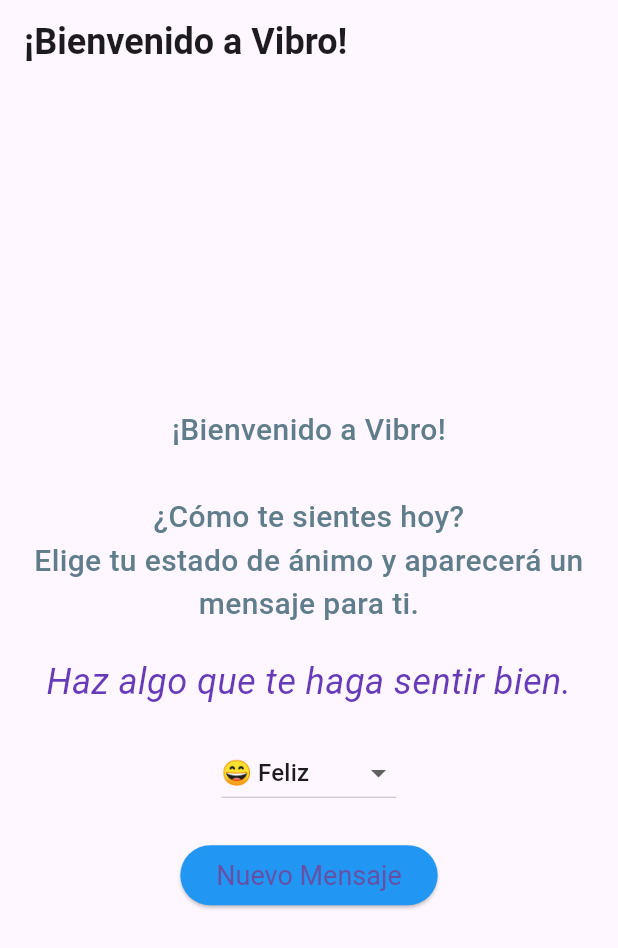
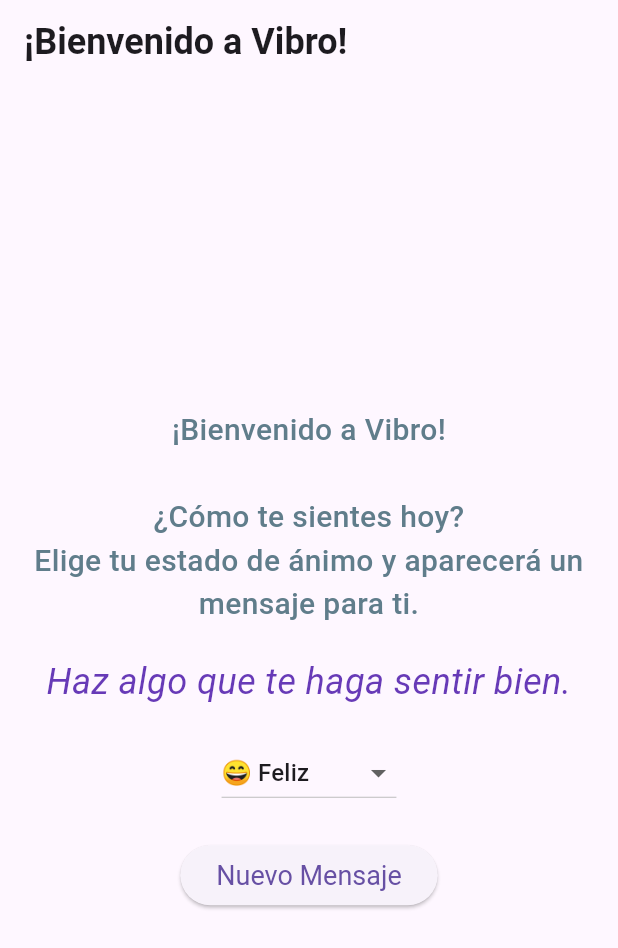
Before and after one commit to wh1tneyr/my_app, a Flutter app: the screen it shows after launch, on a phone screen of 412 x 824 dp. Shown: the top 948 px of the screen. Run offline on Flutter 3.47's test engine with Material 3 defaults, Android fonts, the light colour scheme and no system bars.

Commit message:
elimine el parametro 'primary'

```diff
--- a/vibro/lib/main.dart
+++ b/vibro/lib/main.dart
@@ -130,7 +130,6 @@ class _HomePageState extends State<HomePage> {
               onPressed: cambiarMensaje,
               child: Text('Nuevo Mensaje'),
               style: ElevatedButton.styleFrom(
-                primary: Colors.blue,
                 textStyle: TextStyle(fontSize: 18),
               ),
             ),
```
